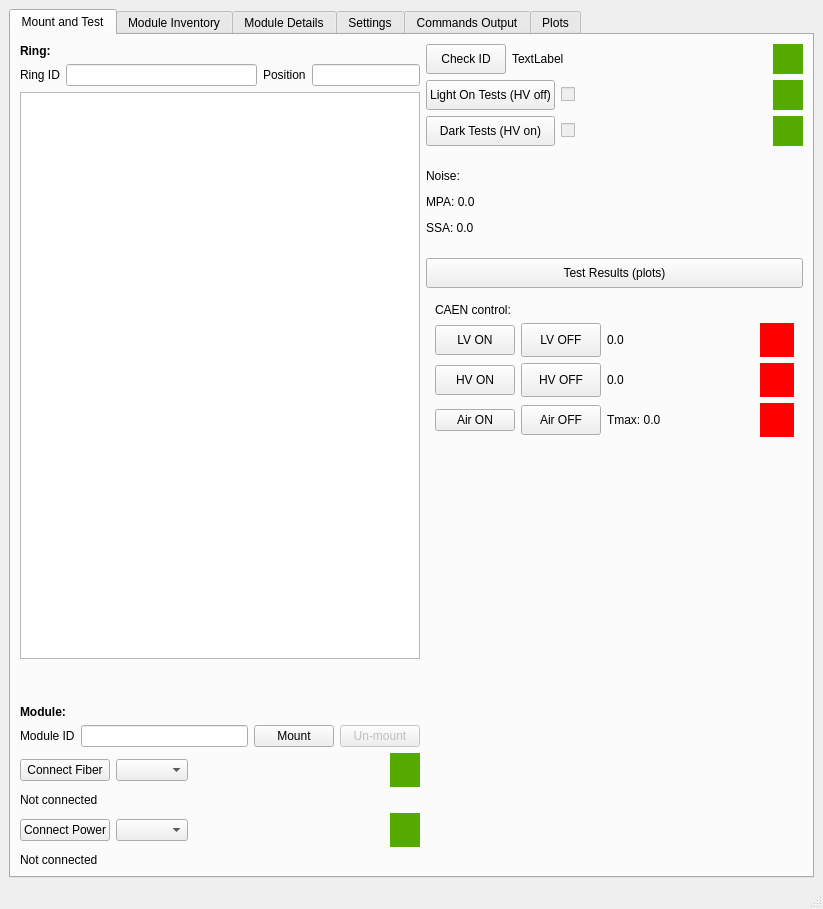
The window that ui/integration.ui (pisaoutertracker/integration_tools) describes before a commit, drawn with Qt 5.
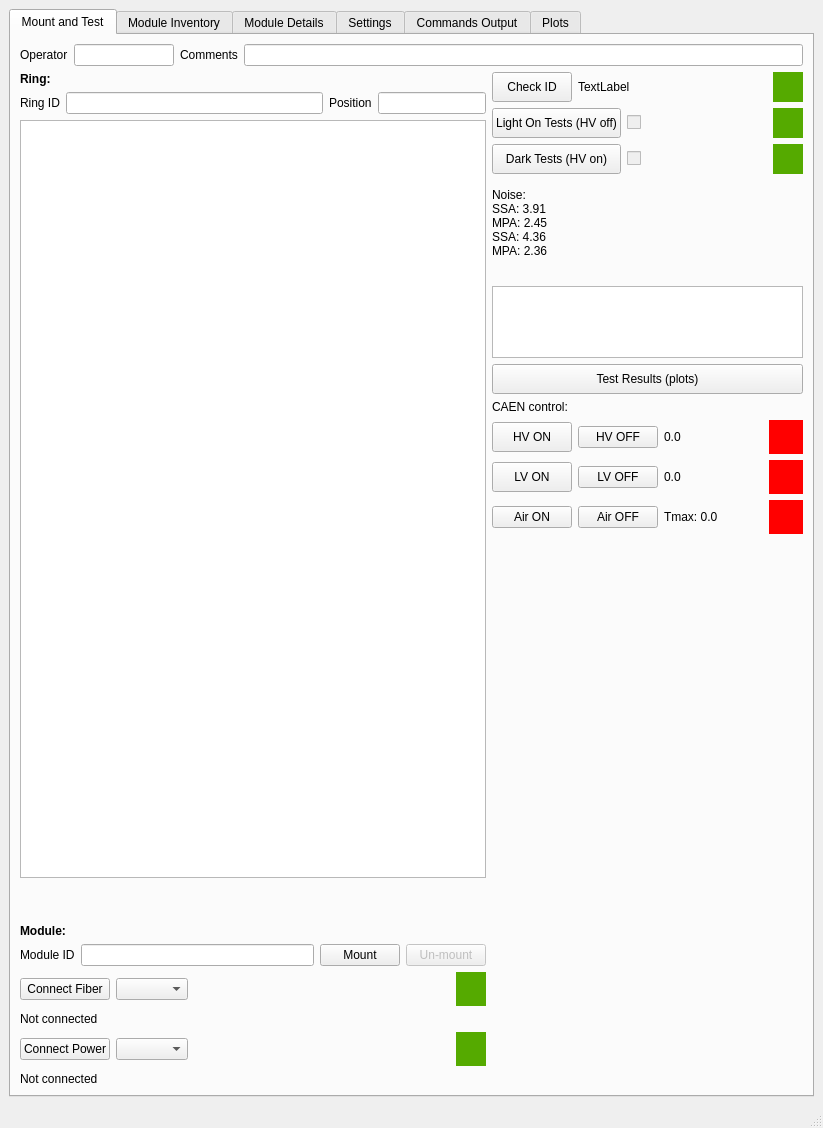
The same window after the commit.

Commit message: parse results

```diff
--- a/ui/integration.ui
+++ b/ui/integration.ui
@@ -26,6 +26,41 @@
        </attribute>
        <layout class="QGridLayout" name="gridLayout_4">
         <item row="0" column="0">
+         <layout class="QVBoxLayout" name="verticalLayout_3">
+          <item>
+           <layout class="QHBoxLayout" name="horizontalLayout_7">
+            <item>
+             <widget class="QLabel" name="label_12">
+              <property name="text">
+               <string>Operator</string>
+              </property>
+             </widget>
+            </item>
+            <item>
+             <widget class="QLineEdit" name="operatorLE">
+              <property name="maximumSize">
+               <size>
+                <width>100</width>
+                <height>16777215</height>
+               </size>
+              </property>
+             </widget>
+            </item>
+            <item>
+             <widget class="QLabel" name="label_15">
+              <property name="text">
+               <string>Comments</string>
+              </property>
+             </widget>
+            </item>
+            <item>
+             <widget class="QLineEdit" name="commentsLE"/>
+            </item>
+           </layout>
+          </item>
+          <item>
+           <layout class="QHBoxLayout" name="horizontalLayout_8" stretch="3,2">
+            <item>
          <layout class="QVBoxLayout" name="verticalLayout">
           <item>
            <widget class="QLabel" name="label_5">
@@ -245,7 +280,7 @@
           </item>
          </layout>
         </item>
-        <item row="0" column="1">
+            <item>
          <layout class="QVBoxLayout" name="verticalLayout_5">
           <item>
            <layout class="QHBoxLayout" name="horizontalLayout_3">
@@ -435,10 +470,18 @@
              </size>
             </property>
             <property name="text">
-             <string>&lt;html&gt;&lt;head/&gt;&lt;body&gt;&lt;p&gt;Noise:&lt;/p&gt;&lt;p&gt;MPA: 0.0     &lt;/p&gt;&lt;p&gt;SSA: 0.0&lt;/p&gt;&lt;/body&gt;&lt;/html&gt;</string>
+                 <string>&lt;html&gt;&lt;head/&gt;&lt;body&gt;&lt;p&gt;Noise:&lt;br&gt;SSA: 3.91&lt;br&gt;
+MPA: 2.45&lt;br&gt;
+SSA: 4.36&lt;br&gt;
+MPA: 2.36&lt;br&gt;
+&lt;/body&gt;&lt;/html&gt;
+</string>
             </property>
            </widget>
           </item>
+              <item>
+               <widget class="QTextEdit" name="textEdit"/>
+              </item>
           <item>
            <widget class="QPushButton" name="pushButton">
             <property name="minimumSize">
@@ -453,92 +496,12 @@
            </widget>
           </item>
           <item>
-           <widget class="QWidget" name="caenWidget" native="true">
-            <property name="sizePolicy">
-             <sizepolicy hsizetype="Expanding" vsizetype="Preferred">
-              <horstretch>0</horstretch>
-              <verstretch>0</verstretch>
-             </sizepolicy>
-            </property>
-            <property name="minimumSize">
-             <size>
-              <width>60</width>
-              <height>140</height>
-             </size>
-            </property>
-            <layout class="QVBoxLayout" name="verticalLayout_2">
-             <item>
               <widget class="QLabel" name="label_6">
                <property name="text">
                 <string>CAEN control:</string>
                </property>
               </widget>
              </item>
-             <item>
-              <layout class="QHBoxLayout" name="horizontalLayout_4">
-               <item>
-                <widget class="QPushButton" name="lvOnButton">
-                 <property name="minimumSize">
-                  <size>
-                   <width>0</width>
-                   <height>30</height>
-                  </size>
-                 </property>
-                 <property name="text">
-                  <string>LV ON</string>
-                 </property>
-                </widget>
-               </item>
-               <item>
-                <widget class="QPushButton" name="lvOffButton">
-                 <property name="minimumSize">
-                  <size>
-                   <width>0</width>
-                   <height>34</height>
-                  </size>
-                 </property>
-                 <property name="text">
-                  <string>LV OFF</string>
-                 </property>
-                </widget>
-               </item>
-               <item>
-                <widget class="QLabel" name="lvLabel">
-                 <property name="sizePolicy">
-                  <sizepolicy hsizetype="Expanding" vsizetype="Preferred">
-                   <horstretch>0</horstretch>
-                   <verstretch>0</verstretch>
-                  </sizepolicy>
-                 </property>
-                 <property name="minimumSize">
-                  <size>
-                   <width>0</width>
-                   <height>30</height>
-                  </size>
-                 </property>
-                 <property name="text">
-                  <string>0.0</string>
-                 </property>
-                </widget>
-               </item>
-               <item>
-                <widget class="QFrame" name="lvLed">
-                 <property name="minimumSize">
-                  <size>
-                   <width>34</width>
-                   <height>34</height>
-                  </size>
-                 </property>
-                 <property name="styleSheet">
-                  <string>background-color: red;</string>
-                 </property>
-                 <property name="frameShape">
-                  <enum>QFrame::NoFrame</enum>
-                 </property>
-                </widget>
-               </item>
-              </layout>
-             </item>
              <item>
               <layout class="QHBoxLayout" name="horizontalLayout_5">
                <item>
@@ -559,7 +522,7 @@
                  <property name="minimumSize">
                   <size>
                    <width>0</width>
-                   <height>34</height>
+                    <height>0</height>
                   </size>
                  </property>
                  <property name="text">
@@ -604,6 +567,71 @@
                </item>
               </layout>
              </item>
+              <item>
+               <layout class="QHBoxLayout" name="horizontalLayout_4">
+                <item>
+                 <widget class="QPushButton" name="lvOnButton">
+                  <property name="minimumSize">
+                   <size>
+                    <width>0</width>
+                    <height>30</height>
+                   </size>
+                  </property>
+                  <property name="text">
+                   <string>LV ON</string>
+                  </property>
+                 </widget>
+                </item>
+                <item>
+                 <widget class="QPushButton" name="lvOffButton">
+                  <property name="minimumSize">
+                   <size>
+                    <width>0</width>
+                    <height>0</height>
+                   </size>
+                  </property>
+                  <property name="text">
+                   <string>LV OFF</string>
+                  </property>
+                 </widget>
+                </item>
+                <item>
+                 <widget class="QLabel" name="lvLabel">
+                  <property name="sizePolicy">
+                   <sizepolicy hsizetype="Expanding" vsizetype="Preferred">
+                    <horstretch>0</horstretch>
+                    <verstretch>0</verstretch>
+                   </sizepolicy>
+                  </property>
+                  <property name="minimumSize">
+                   <size>
+                    <width>0</width>
+                    <height>30</height>
+                   </size>
+                  </property>
+                  <property name="text">
+                   <string>0.0</string>
+                  </property>
+                 </widget>
+                </item>
+                <item>
+                 <widget class="QFrame" name="lvLed">
+                  <property name="minimumSize">
+                   <size>
+                    <width>34</width>
+                    <height>34</height>
+                   </size>
+                  </property>
+                  <property name="styleSheet">
+                   <string>background-color: red;</string>
+                  </property>
+                  <property name="frameShape">
+                   <enum>QFrame::NoFrame</enum>
+                  </property>
+                 </widget>
+                </item>
+               </layout>
+              </item>
              <item>
               <layout class="QHBoxLayout" name="horizontalLayout_6">
                <item>
@@ -618,7 +646,7 @@
                  <property name="minimumSize">
                   <size>
                    <width>0</width>
-                   <height>30</height>
+                    <height>0</height>
                   </size>
                  </property>
                  <property name="text">
@@ -663,7 +691,21 @@
                </item>
               </layout>
              </item>
-            </layout>
+              <item>
+               <widget class="QWidget" name="caenWidget" native="true">
+                <property name="sizePolicy">
+                 <sizepolicy hsizetype="Expanding" vsizetype="Preferred">
+                  <horstretch>0</horstretch>
+                  <verstretch>0</verstretch>
+                 </sizepolicy>
+                </property>
+                <property name="minimumSize">
+                 <size>
+                  <width>60</width>
+                  <height>140</height>
+                 </size>
+                </property>
+                <layout class="QVBoxLayout" name="verticalLayout_2"/>
            </widget>
           </item>
           <item>
@@ -685,6 +727,10 @@
          </layout>
         </item>
        </layout>
+          </item>
+         </layout>
+        </item>
+       </layout>
       </widget>
       <widget class="QWidget" name="tab_2">
        <attribute name="title">
@@ -1213,13 +1259,6 @@
   </widget>
   <widget class="QStatusBar" name="statusbar"/>
  </widget>
- <customwidgets>
-  <customwidget>
-   <class>QWebEngineView</class>
-   <extends>QWidget</extends>
-   <header location="global">QtWebEngineWidgets/QWebEngineView</header>
-  </customwidget>
- </customwidgets>
  <resources/>
  <connections/>
  <slots>
```
Lines whose indentation alone changed are shown as unchanged. The commit also changes 2 other files.
